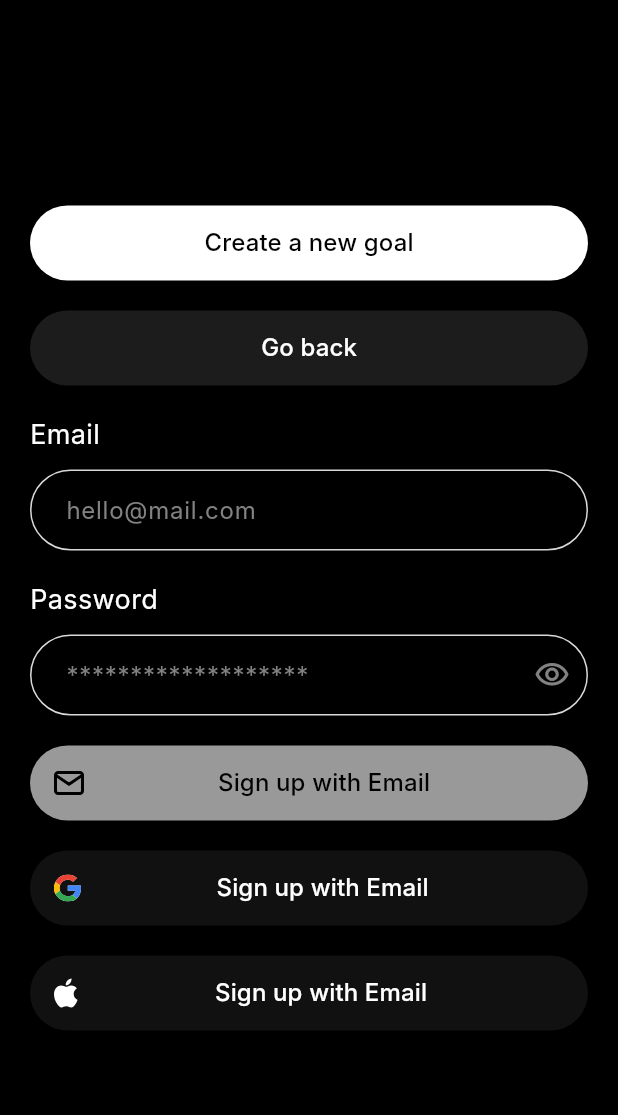
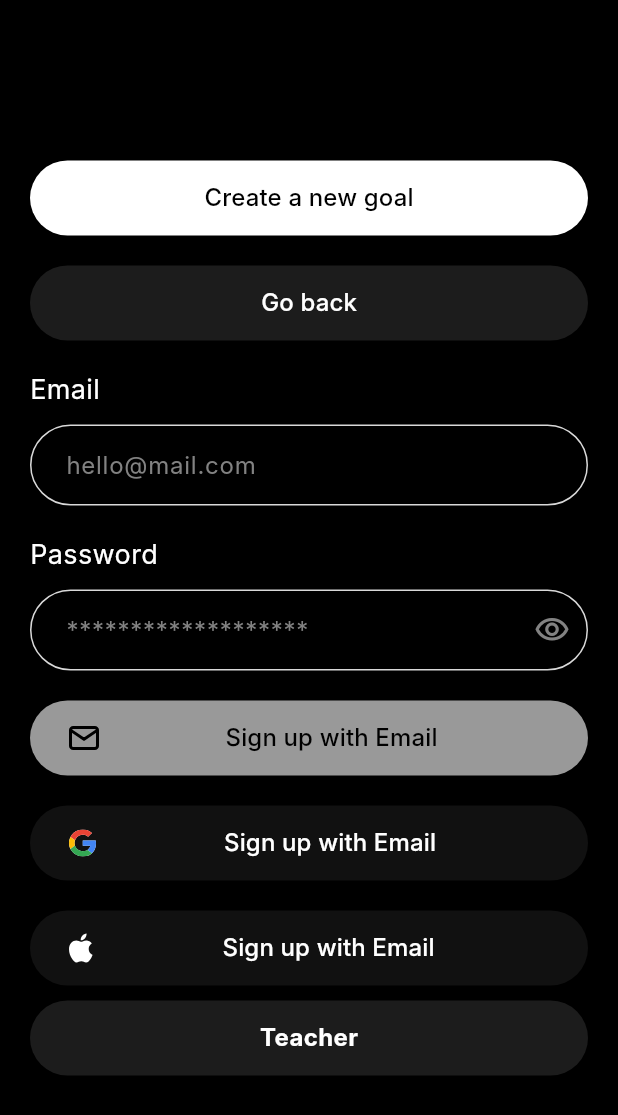
Before and after one commit to Kariaki/reentry, a Flutter app: the screen it shows after launch, on a phone screen of 412 x 824 dp. Shown: the top 1115 px of the screen. Run offline on Flutter 3.47's test engine with Material 3 defaults, Android fonts, the phone set to English and light mode, and no system bars; our stand-ins replace flutter_hooks, flutter_svg; Roboto replaces fonts that are missing (Inter).

Commit message:
done with initial components

```diff
--- a/lib/main.dart
+++ b/lib/main.dart
@@ -5,6 +5,7 @@
 import 'package:reentry/ui/components/buttons/primary_button.dart';
 import 'package:reentry/ui/components/input/input_field.dart';
 import 'package:reentry/ui/components/input/password_field.dart';
+import 'package:reentry/ui/components/pill_selector_component.dart';
 import 'package:reentry/ui/components/scaffold/base_scaffold.dart';
 
 import 'generated/assets.dart';
@@ -54,6 +55,9 @@
                 PrimaryButton.dark(text: 'Sign up with Email',startIcon: SvgPicture.asset(Assets.svgGoogle),),
                 20.height,
                 PrimaryButton.dark(text: 'Sign up with Email',startIcon: SvgPicture.asset(Assets.svgApple),),
+                10.height,
+                PillSelectorComponent(text: 'Teacher',selected: false,)
+
 
               ],
             ),
--- a/lib/ui/components/buttons/primary_button.dart
+++ b/lib/ui/components/buttons/primary_button.dart
@@ -45,7 +45,7 @@ class PrimaryButton extends StatelessWidget {
       height: 50,
       minWidth: double.infinity,
       shape: RoundedRectangleBorder(borderRadius: BorderRadius.circular(100)),
-      disabledColor: (color??AppColors.white).withOpacity(.6),
+      disabledColor: (color ?? AppColors.white).withOpacity(.6),
       child: loading
           ? SizedBox(
               width: 24,
@@ -59,7 +59,11 @@ class PrimaryButton extends StatelessWidget {
                   ? MainAxisAlignment.center
                   : MainAxisAlignment.spaceBetween,
               children: [
-                if (startIcon != null) startIcon!,
+                if (startIcon != null)
+                  Padding(
+                    padding: const EdgeInsets.only(left: 10),
+                    child: startIcon,
+                  )!,
                 Text(
                   text,
                   style: AppTextStyle.buttonText
--- a/lib/ui/components/pill_selector_component.dart
+++ b/lib/ui/components/pill_selector_component.dart
@@ -1,6 +1,7 @@
 import 'package:flutter/cupertino.dart';
 
 import '../../core/theme/colors.dart';
+import '../../core/theme/style/text_style.dart';
 
 class PillSelectorComponent extends StatelessWidget {
   final String text;
@@ -19,6 +20,13 @@ class PillSelectorComponent extends StatelessWidget {
           shape:
               RoundedRectangleBorder(borderRadius: BorderRadius.circular(100)),
       ),
+      alignment: Alignment.center,
+      child:
+      Text(
+        text,
+        style: AppTextStyle.buttonText
+            .copyWith(color: selected?AppColors.black:AppColors.white,fontWeight: FontWeight.bold),
+      ),
     );
   }
 }
```
